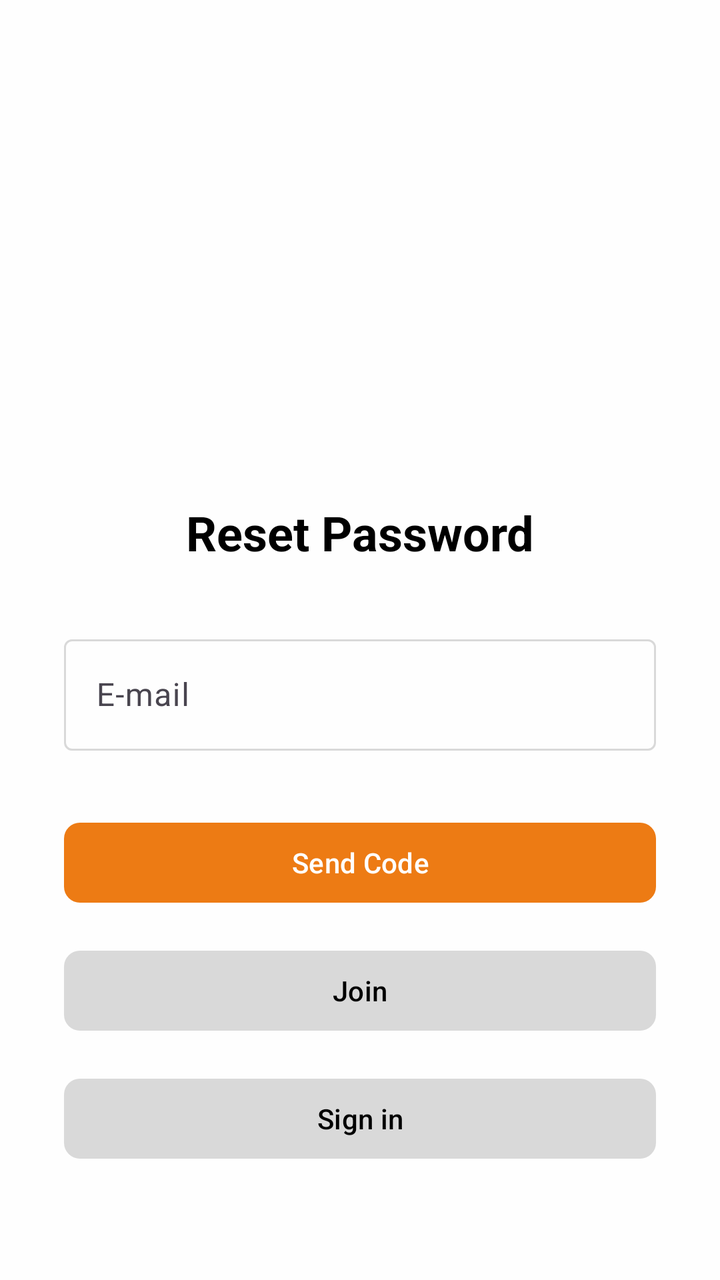
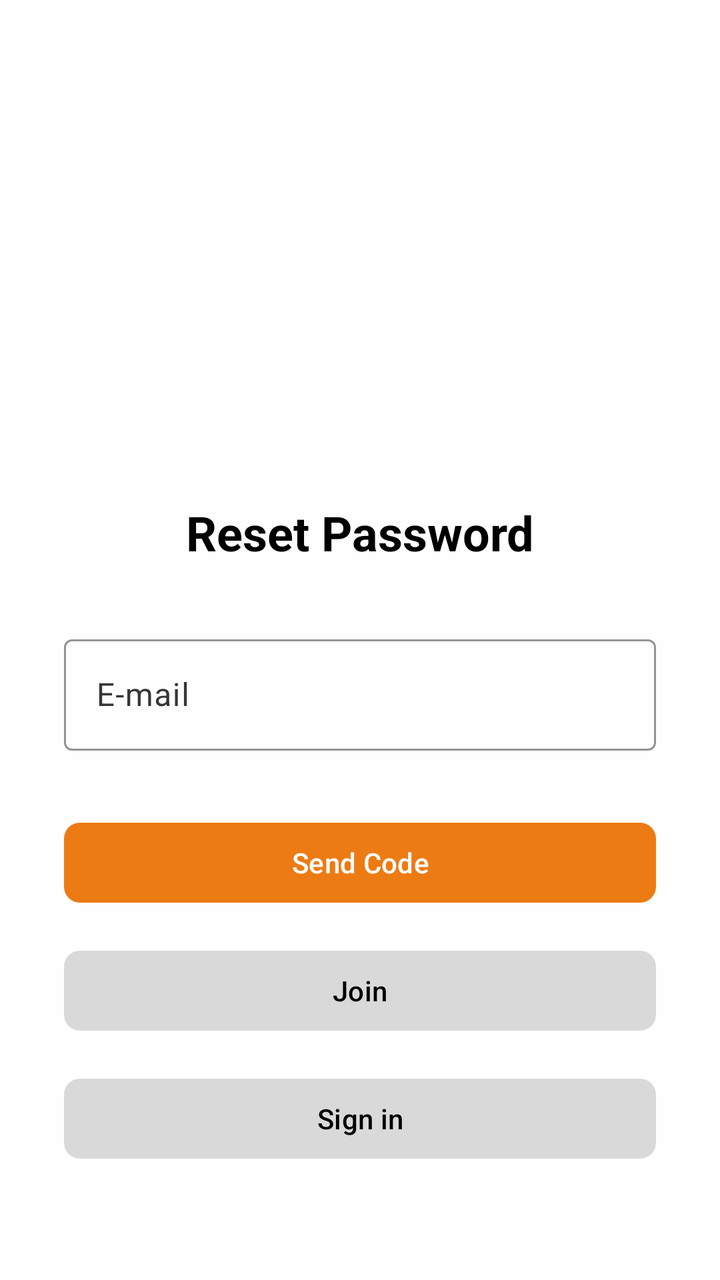

The first picture is an Android layout as it rendered before a commit; the second is the same layout after the commit. The layout source and the unified diff follow.
<!-- AndroidManifest.xml: application theme Theme.FrontendBook -->
<!-- res/layout/sign_in_reset_pass_activity.xml -->
<?xml version="1.0" encoding="utf-8"?>
<androidx.constraintlayout.widget.ConstraintLayout
    xmlns:android="http://schemas.android.com/apk/res/android"
    xmlns:app="http://schemas.android.com/apk/res-auto"
    xmlns:tools="http://schemas.android.com/tools"
    android:id="@+id/main"
    android:layout_width="match_parent"
    android:layout_height="match_parent"
    android:background="@color/backgroundPrimary"
    tools:context=".ui.signIn.SignInResetPassActivity">

    
    <TextView
        android:id="@+id/resetPas"
        android:layout_width="wrap_content"
        android:layout_height="wrap_content"
        android:layout_marginTop="250dp"
        android:text="Reset Password"
        android:textColor="@color/textPrimary"
        android:textSize="24sp"
        android:textStyle="bold"
        app:layout_constraintTop_toTopOf="parent"
        app:layout_constraintStart_toStartOf="parent"
        app:layout_constraintEnd_toEndOf="parent" />

    
    <com.google.android.material.textfield.TextInputLayout
        android:id="@+id/emailInputLayout"
        android:layout_width="0dp"
        android:layout_height="wrap_content"
        android:layout_marginTop="32dp"
        android:layout_marginStart="32dp"
        android:layout_marginEnd="32dp"
        app:boxBackgroundMode="outline"
        app:layout_constraintTop_toBottomOf="@id/resetPas"
        app:layout_constraintStart_toStartOf="parent"
        app:layout_constraintEnd_toEndOf="parent">

        <com.google.android.material.textfield.TextInputEditText
            android:id="@+id/emailInput"
            android:layout_width="match_parent"
            android:layout_height="wrap_content"
            android:hint="E-mail"
            android:inputType="textEmailAddress" />
    </com.google.android.material.textfield.TextInputLayout>

    
    <com.google.android.material.button.MaterialButton
        android:id="@+id/goReset"
        android:layout_width="0dp"
        android:layout_height="wrap_content"
        android:layout_marginTop="32dp"
        android:layout_marginStart="32dp"
        android:layout_marginEnd="32dp"
        android:text="Send Code"
        android:textAllCaps="false"
        android:textColor="@color/button_textSecondary"
        app:backgroundTint="@color/buttonSecondary"
        app:cornerRadius="8dp"
        app:layout_constraintTop_toBottomOf="@id/emailInputLayout"
        app:layout_constraintStart_toStartOf="parent"
        app:layout_constraintEnd_toEndOf="parent" />

    
    <com.google.android.material.button.MaterialButton
        android:id="@+id/gobacktoJoin"
        android:layout_width="0dp"
        android:layout_height="wrap_content"
        android:layout_marginTop="16dp"
        android:layout_marginStart="32dp"
        android:layout_marginEnd="32dp"
        android:text="Join"
        android:textAllCaps="false"
        android:textColor="@color/button_textPrimary"
        app:backgroundTint="@color/buttonPrimary"
        app:cornerRadius="8dp"
        app:layout_constraintTop_toBottomOf="@id/goReset"
        app:layout_constraintStart_toStartOf="parent"
        app:layout_constraintEnd_toEndOf="parent" />

    
    <com.google.android.material.button.MaterialButton
        android:id="@+id/gobacktoSignin"
        android:layout_width="0dp"
        android:layout_height="wrap_content"
        android:layout_marginTop="16dp"
        android:layout_marginBottom="32dp"
        android:layout_marginStart="32dp"
        android:layout_marginEnd="32dp"
        android:text="Sign in"
        android:textAllCaps="false"
        android:textColor="@color/button_textPrimary"
        app:backgroundTint="@color/buttonPrimary"
        app:cornerRadius="8dp"
        app:layout_constraintTop_toBottomOf="@id/gobacktoJoin"
        app:layout_constraintStart_toStartOf="parent"
        app:layout_constraintEnd_toEndOf="parent" />

</androidx.constraintlayout.widget.ConstraintLayout>
<!-- resources referenced by this layout -->
<resources>
  <color name="backgroundPrimary">#FEFEFE</color>
  <color name="buttonPrimary">#D9D9D9</color>
  <color name="buttonSecondary">#ED7B14</color>
  <color name="button_textPrimary">#000000</color>
  <color name="button_textSecondary">#FEFEFE</color>
  <color name="textPrimary">#000000</color>
  <style name="Theme.FrontendBook" parent="Base.Theme.FrontendBook" />
  <style name="Base.Theme.FrontendBook" parent="Theme.Material3.DayNight.NoActionBar">
          <item name="colorPrimary">@color/backgroundPrimary</item>
          <item name="colorPrimaryVariant">@color/backgroundSecondary</item>
          <item name="colorOnPrimary">@color/black</item>
          <item name="colorSecondary">@color/black</item>
          <item name="colorOutline">@color/line</item>
      </style>
  <color name="backgroundSecondary">#D9D9D9</color>
  <color name="black">#000000</color>
  <color name="line">#D9D9D9</color>
</resources>

<!-- the commit's change to res/layout/sign_in_reset_pass_activity.xml (unified diff, before → after) -->
@@ -26,6 +26,7 @@
     
     <com.google.android.material.textfield.TextInputLayout
         android:id="@+id/emailInputLayout"
+        style="@style/Widget.Bookies.TextInputLayout.OutlinedBox"
         android:layout_width="0dp"
         android:layout_height="wrap_content"
         android:layout_marginTop="32dp"
<!-- resource entries referenced after the edit -->
@@ -6,6 +6,11 @@
   <color name="button_textPrimary">#000000</color>
   <color name="button_textSecondary">#FEFEFE</color>
   <color name="textPrimary">#000000</color>
+  <style name="Widget.Bookies.TextInputLayout.OutlinedBox" parent="Widget.Material3.TextInputLayout.OutlinedBox">
+          <item name="boxBackgroundMode">outline</item>
+          <item name="boxStrokeColor">@color/line</item>
+          <item name="android:textColorHint">@color/textSecondary</item>
+      </style>
   <style name="Theme.FrontendBook" parent="Base.Theme.FrontendBook" />
   <style name="Base.Theme.FrontendBook" parent="Theme.Material3.DayNight.NoActionBar">
           <item name="colorPrimary">@color/backgroundPrimary</item>
@@ -17,5 +22,6 @@
   <color name="backgroundSecondary">#D9D9D9</color>
   <color name="black">#000000</color>
   <color name="line">#D9D9D9</color>
+  <color name="textSecondary">#363636</color>
 </resources>
 
